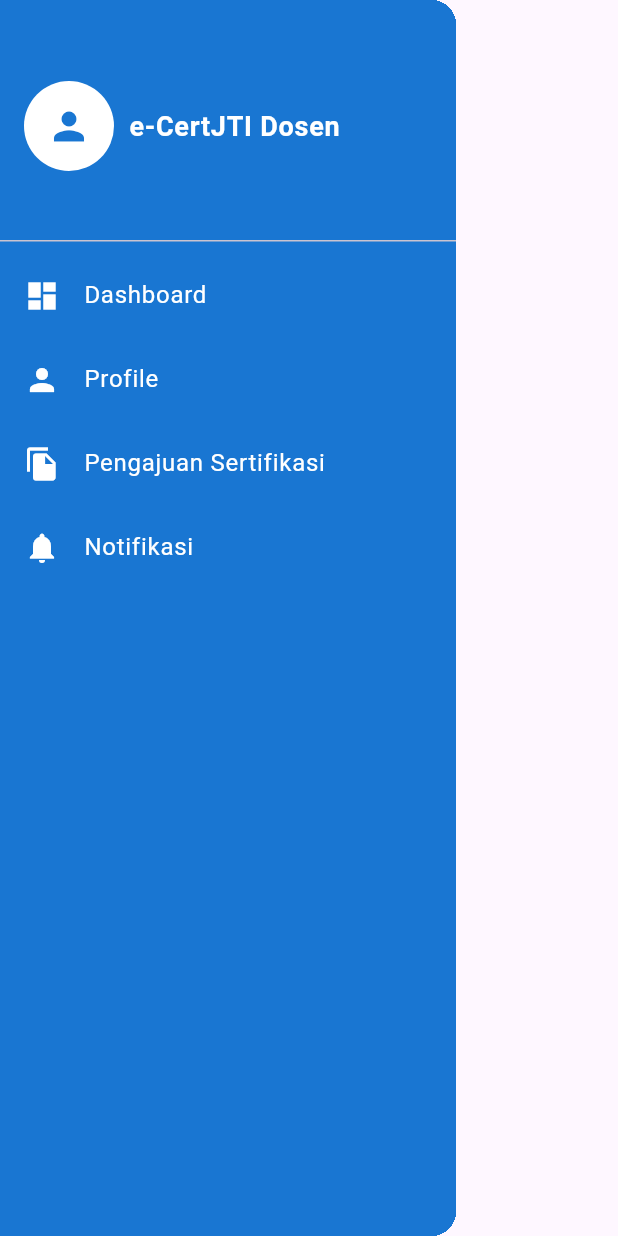
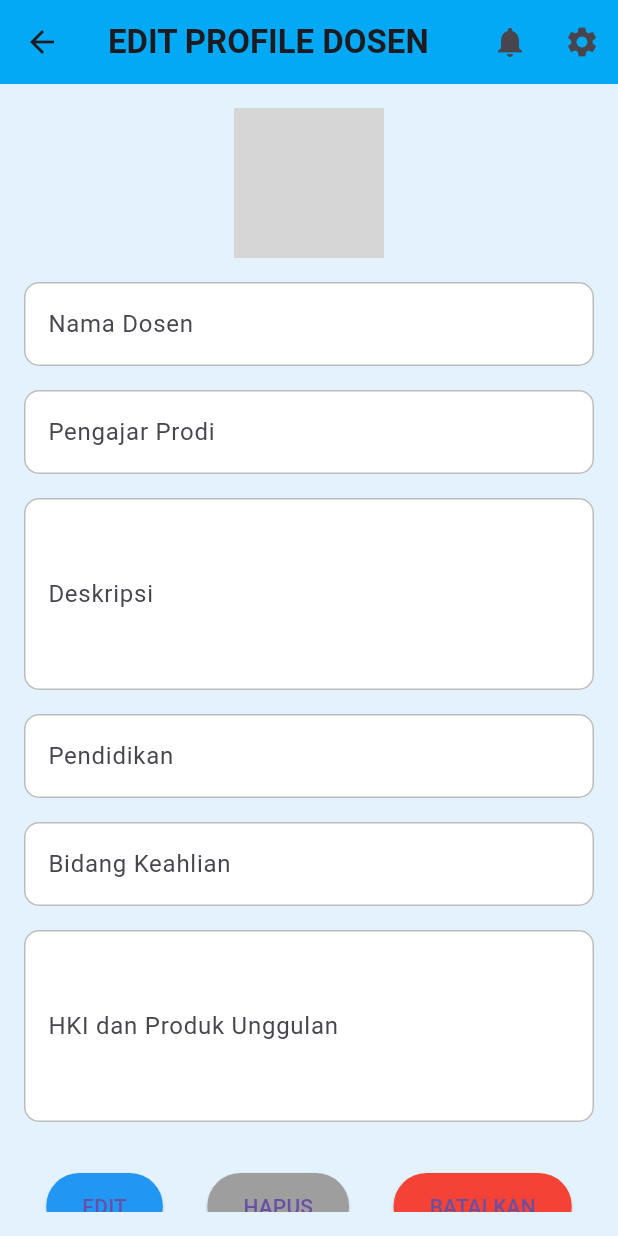
Before and after one commit to bagasfarel/sim_dosen, a Flutter app: the SideBar widget shown alone on an empty page, opened directly, after a tap on "Profile", on a phone screen of 412 x 824 dp. Run offline on Flutter 3.47's test engine with Material 3 defaults, Android fonts, the phone set to English and light mode, and no system bars; grey boxes are pictures that could not be loaded.

Commit message:
comit tampilan mobile

```diff
--- /dev/null
+++ b/lib/edit_profil.dart
@@ -0,0 +1,141 @@
+import 'package:flutter/material.dart';
+
+class EditProfileDosen extends StatefulWidget {
+  @override
+  _EditProfileDosenState createState() => _EditProfileDosenState();
+}
+
+class _EditProfileDosenState extends State<EditProfileDosen> {
+  TextEditingController namaDosenController = TextEditingController();
+  TextEditingController pengajarProdiController = TextEditingController();
+  TextEditingController deskripsiController = TextEditingController();
+  TextEditingController pendidikanController = TextEditingController();
+  TextEditingController bidangKeahlianController = TextEditingController();
+  TextEditingController hkiController = TextEditingController();
+
+  @override
+  Widget build(BuildContext context) {
+    return Scaffold(
+      backgroundColor: Colors.blue[50], // Menambahkan warna latar belakang
+      appBar: AppBar(
+        title: Text(
+          'EDIT PROFILE DOSEN',
+          style: TextStyle(fontWeight: FontWeight.bold),
+        ),
+        backgroundColor: Colors.lightBlue,
+        leading: IconButton(
+          icon: Icon(Icons.arrow_back),
+          onPressed: () {
+            Navigator.pop(context); // Navigasi kembali
+          },
+        ),
+        actions: [
+          IconButton(
+            icon: Icon(Icons.notifications),
+            onPressed: () {
+              // Aksi untuk notifikasi
+            },
+          ),
+          IconButton(
+            icon: Icon(Icons.settings),
+            onPressed: () {
+              // Aksi untuk pengaturan
+            },
+          ),
+        ],
+      ),
+      body: Padding(
+        padding: const EdgeInsets.all(16.0),
+        child: SingleChildScrollView(
+          child: Column(
+            crossAxisAlignment: CrossAxisAlignment.start,
+            children: [
+              Center(
+                child: CircleAvatar(
+                  radius: 50,
+                  backgroundColor: Colors.purple[100], // Warna latar avatar
+                  backgroundImage: AssetImage('assets/profile_placeholder.png'),
+                ),
+              ),
+              SizedBox(height: 16),
+              buildTextField('Nama Dosen', namaDosenController),
+              buildTextField('Pengajar Prodi', pengajarProdiController),
+              buildTextField('Deskripsi', deskripsiController, maxLines: 4),
+              buildTextField('Pendidikan', pendidikanController),
+              buildTextField('Bidang Keahlian', bidangKeahlianController),
+              buildTextField('HKI dan Produk Unggulan', hkiController,
+                  maxLines: 4),
+              SizedBox(height: 16),
+              Row(
+                mainAxisAlignment: MainAxisAlignment.spaceAround,
+                children: [
+                  ElevatedButton(
+                    onPressed: () {
+                      if (namaDosenController.text.isEmpty) {
+                        ScaffoldMessenger.of(context).showSnackBar(SnackBar(
+                            content: Text('Nama Dosen tidak boleh kosong')));
+                        return;
+                      }
+                    },
+                    child: Text('EDIT'),
+                    style: ElevatedButton.styleFrom(
+                      backgroundColor: Colors.blue,
+                      padding:
+                          EdgeInsets.symmetric(horizontal: 24, vertical: 12),
+                    ),
+                  ),
+                  ElevatedButton(
+                    onPressed: () {
+                      // Aksi untuk tombol hapus
+                    },
+                    child: Text('HAPUS'),
+                    style: ElevatedButton.styleFrom(
+                      backgroundColor: Colors.grey,
+                      padding:
+                          EdgeInsets.symmetric(horizontal: 24, vertical: 12),
+                    ),
+                  ),
+                  ElevatedButton(
+                    onPressed: () {
+                      Navigator.pop(context); // Kembali tanpa menyimpan
+                    },
+                    child: Text('BATALKAN'),
+                    style: ElevatedButton.styleFrom(
+                      backgroundColor: Colors.red,
+                      padding:
+                          EdgeInsets.symmetric(horizontal: 24, vertical: 12),
+                    ),
+                  ),
+                ],
+              ),
+            ],
+          ),
+        ),
+      ),
+    );
+  }
+
+  Widget buildTextField(String labelText, TextEditingController controller,
+      {int maxLines = 1}) {
+    return Padding(
+      padding: const EdgeInsets.only(bottom: 16.0),
+      child: TextField(
+        controller: controller,
+        maxLines: maxLines,
+        decoration: InputDecoration(
+          labelText: labelText,
+          filled: true,
+          fillColor: Colors.white,
+          enabledBorder: OutlineInputBorder(
+            borderSide: BorderSide(color: Colors.black26), // Warna border
+            borderRadius: BorderRadius.circular(10),
+          ),
+          focusedBorder: OutlineInputBorder(
+            borderSide: BorderSide(color: Colors.blue),
+            borderRadius: BorderRadius.circular(10),
+          ),
+        ),
+      ),
+    );
+  }
+}
--- a/lib/main.dart
+++ b/lib/main.dart
@@ -1,5 +1,8 @@
 import 'package:flutter/material.dart';
 import 'notifikasi_pengajuan.dart';
+import 'pengajuan_setuju.dart';
+import 'pengajuan_tolak.dart';
+import 'edit_profil.dart';
 
 void main() {
   runApp(MyApp());
@@ -9,7 +12,7 @@ class MyApp extends StatelessWidget {
   @override
   Widget build(BuildContext context) {
     return MaterialApp(
-      title: 'Notifikasi Pengajuan',
+      title: 'notifikasi_pengajuan',
       theme: ThemeData(
         primarySwatch: Colors.blue,
       ),
--- a/lib/sidebar.dart
+++ b/lib/sidebar.dart
@@ -1,4 +1,5 @@
 import 'package:flutter/material.dart';
+import 'edit_profil.dart'; // Jangan lupa import halaman profil
 
 class SideBar extends StatelessWidget {
   @override
@@ -41,7 +42,7 @@ class SideBar extends StatelessWidget {
               title: Text('Dashboard',
                   style: TextStyle(color: Colors.white, fontSize: 16)),
               onTap: () {
-                // Tambahkan aksi
+                // Tambahkan aksi untuk Dashboard
               },
             ),
             ListTile(
@@ -49,7 +50,11 @@ class SideBar extends StatelessWidget {
               title: Text('Profile',
                   style: TextStyle(color: Colors.white, fontSize: 16)),
               onTap: () {
-                // Tambahkan aksi
+                // Navigasi ke halaman profil
+                Navigator.push(
+                  context,
+                  MaterialPageRoute(builder: (context) => EditProfileDosen()),
+                );
               },
             ),
             ListTile(
```
Also changed, not shown: lib/notifikasi_pengajuan.dart (+22 -1 lines), lib/pengajuan_proses.dart (added, +140 -0 lines), lib/pengajuan_setuju.dart (added, +140 -0 lines), lib/pengajuan_tolak.dart (added, +161 -0 lines).
